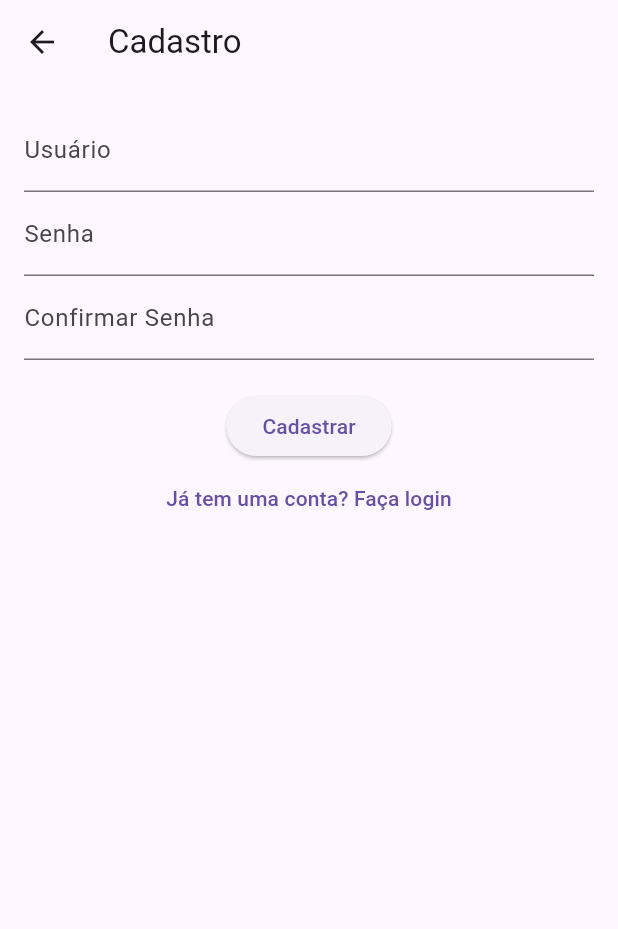
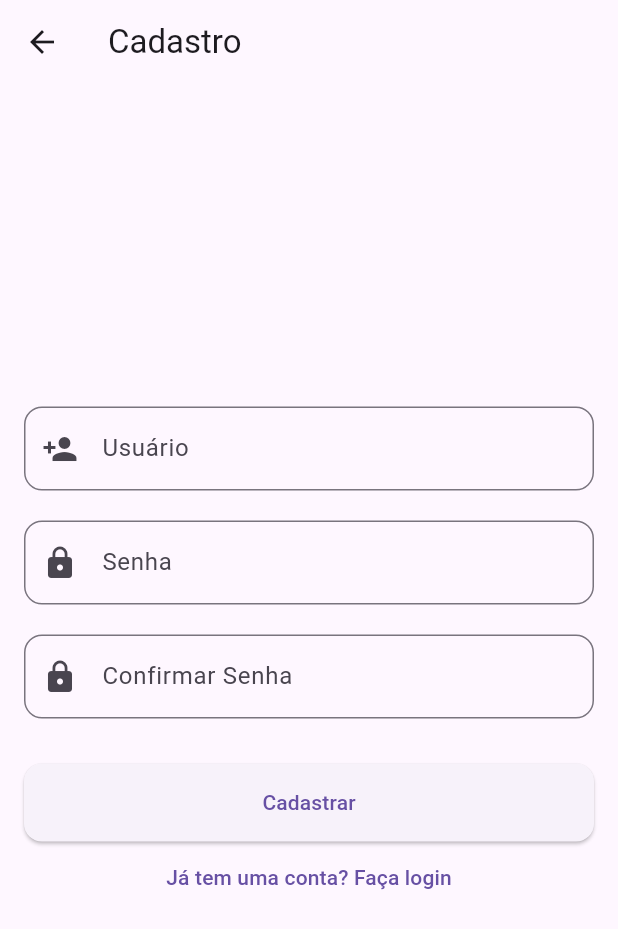
Before and after one commit to Maurooh/MobileAPP-Faculdade, a Flutter app: the screen it shows after launch, after a tap on "Não tem uma conta? Cadastre-se", on a phone screen of 412 x 824 dp. Shown: the top 929 px of the screen. Run offline on Flutter 3.47's test engine with Material 3 defaults, Android fonts, the phone set to English and light mode, and no system bars; our stand-ins replace sqflite; accounts and stored records are empty.

Commit message:
oh my god

```diff
--- a/lib/main.dart
+++ b/lib/main.dart
@@ -14,13 +14,16 @@ class FazendaApp extends StatelessWidget {
       title: 'Controle de Estoque da Fazenda',
       theme: ThemeData(
         primarySwatch: Colors.green,
+        textTheme: TextTheme(
+          bodyLarge: TextStyle(color: Colors.black87),
+          bodyMedium: TextStyle(color: Colors.black87),
+        ),
       ),
       home: LoginScreen(),
     );
   }
 }
 
-// Tela de Login
 class LoginScreen extends StatelessWidget {
   @override
   Widget build(BuildContext context) {
@@ -30,24 +33,45 @@ class LoginScreen extends StatelessWidget {
       ),
       body: Padding(
         padding: const EdgeInsets.all(16.0),
+        child: Center(
+          child: SingleChildScrollView(
             child: Column(
+              crossAxisAlignment: CrossAxisAlignment.stretch,
               children: [
                 TextField(
-              decoration: InputDecoration(labelText: 'Usuário'),
+                  decoration: InputDecoration(
+                    labelText: 'Usuário',
+                    prefixIcon: Icon(Icons.person),
+                    border: OutlineInputBorder(
+                      borderRadius: BorderRadius.circular(12),
                     ),
+                  ),
+                ),
+                SizedBox(height: 20),
                 TextField(
-              decoration: InputDecoration(labelText: 'Senha'),
+                  decoration: InputDecoration(
+                    labelText: 'Senha',
+                    prefixIcon: Icon(Icons.lock),
+                    border: OutlineInputBorder(
+                      borderRadius: BorderRadius.circular(12),
+                    ),
+                  ),
                   obscureText: true,
                 ),
-            SizedBox(height: 20),
+                SizedBox(height: 30),
                 ElevatedButton(
                   onPressed: () {
-                // Navega para a tela de Estoque
                     Navigator.push(
                       context,
                       MaterialPageRoute(builder: (context) => EstoqueScreen()),
                     );
                   },
+                  style: ElevatedButton.styleFrom(
+                    padding: EdgeInsets.symmetric(vertical: 16),
+                    shape: RoundedRectangleBorder(
+                      borderRadius: BorderRadius.circular(12),
+                    ),
+                  ),
                   child: Text('Entrar'),
                 ),
                 TextButton(
@@ -62,11 +86,12 @@ class LoginScreen extends StatelessWidget {
               ],
             ),
           ),
+        ),
+      ),
     );
   }
 }
 
-// Tela de Cadastro
 class CadastroScreen extends StatelessWidget {
   @override
   Widget build(BuildContext context) {
@@ -76,25 +101,53 @@ class CadastroScreen extends StatelessWidget {
       ),
       body: Padding(
         padding: const EdgeInsets.all(16.0),
+        child: Center(
+          child: SingleChildScrollView(
             child: Column(
+              crossAxisAlignment: CrossAxisAlignment.stretch,
               children: [
                 TextField(
-              decoration: InputDecoration(labelText: 'Usuário'),
+                  decoration: InputDecoration(
+                    labelText: 'Usuário',
+                    prefixIcon: Icon(Icons.person_add),
+                    border: OutlineInputBorder(
+                      borderRadius: BorderRadius.circular(12),
                     ),
+                  ),
+                ),
+                SizedBox(height: 20),
                 TextField(
-              decoration: InputDecoration(labelText: 'Senha'),
-              obscureText: true,
+                  decoration: InputDecoration(
+                    labelText: 'Senha',
+                    prefixIcon: Icon(Icons.lock),
+                    border: OutlineInputBorder(
+                      borderRadius: BorderRadius.circular(12),
                     ),
-            TextField(
-              decoration: InputDecoration(labelText: 'Confirmar Senha'),
+                  ),
                   obscureText: true,
                 ),
                 SizedBox(height: 20),
+                TextField(
+                  decoration: InputDecoration(
+                    labelText: 'Confirmar Senha',
+                    prefixIcon: Icon(Icons.lock),
+                    border: OutlineInputBorder(
+                      borderRadius: BorderRadius.circular(12),
+                    ),
+                  ),
+                  obscureText: true,
+                ),
+                SizedBox(height: 30),
                 ElevatedButton(
                   onPressed: () {
-                // Aqui você pode adicionar lógica para cadastrar o usuário
                     Navigator.pop(context);
                   },
+                  style: ElevatedButton.styleFrom(
+                    padding: EdgeInsets.symmetric(vertical: 16),
+                    shape: RoundedRectangleBorder(
+                      borderRadius: BorderRadius.circular(12),
+                    ),
+                  ),
                   child: Text('Cadastrar'),
                 ),
                 TextButton(
@@ -106,11 +159,12 @@ class CadastroScreen extends StatelessWidget {
               ],
             ),
           ),
+        ),
+      ),
     );
   }
 }
 
-// Tela de Estoque
 class EstoqueScreen extends StatefulWidget {
   @override
   _EstoqueScreenState createState() => _EstoqueScreenState();
@@ -142,24 +196,41 @@ class _EstoqueScreenState extends State<EstoqueScreen> {
       body: Padding(
         padding: const EdgeInsets.all(16.0),
         child: Column(
+          crossAxisAlignment: CrossAxisAlignment.stretch,
           children: [
             TextField(
               controller: _searchController,
-              decoration: InputDecoration(labelText: 'Buscar Item'),
+              decoration: InputDecoration(
+                labelText: 'Buscar Item',
+                prefixIcon: Icon(Icons.search),
+                border: OutlineInputBorder(
+                  borderRadius: BorderRadius.circular(12),
+                ),
+              ),
             ),
             SizedBox(height: 20),
             ElevatedButton(
               onPressed: _buscarItem,
+              style: ElevatedButton.styleFrom(
+                padding: EdgeInsets.symmetric(vertical: 16),
+                shape: RoundedRectangleBorder(
+                  borderRadius: BorderRadius.circular(12),
+                ),
+              ),
               child: Text('Buscar'),
             ),
             SizedBox(height: 20),
             Text(
               _resultadoBusca,
-              style: TextStyle(fontSize: 16, fontWeight: FontWeight.bold),
+              style: TextStyle(
+                fontSize: 16,
+                fontWeight: FontWeight.bold,
+              ),
+              textAlign: TextAlign.center,
             ),
           ],
         ),
       ),
-    );
+    )
   }
 }
```
Lines whose indentation alone changed are shown as unchanged.
